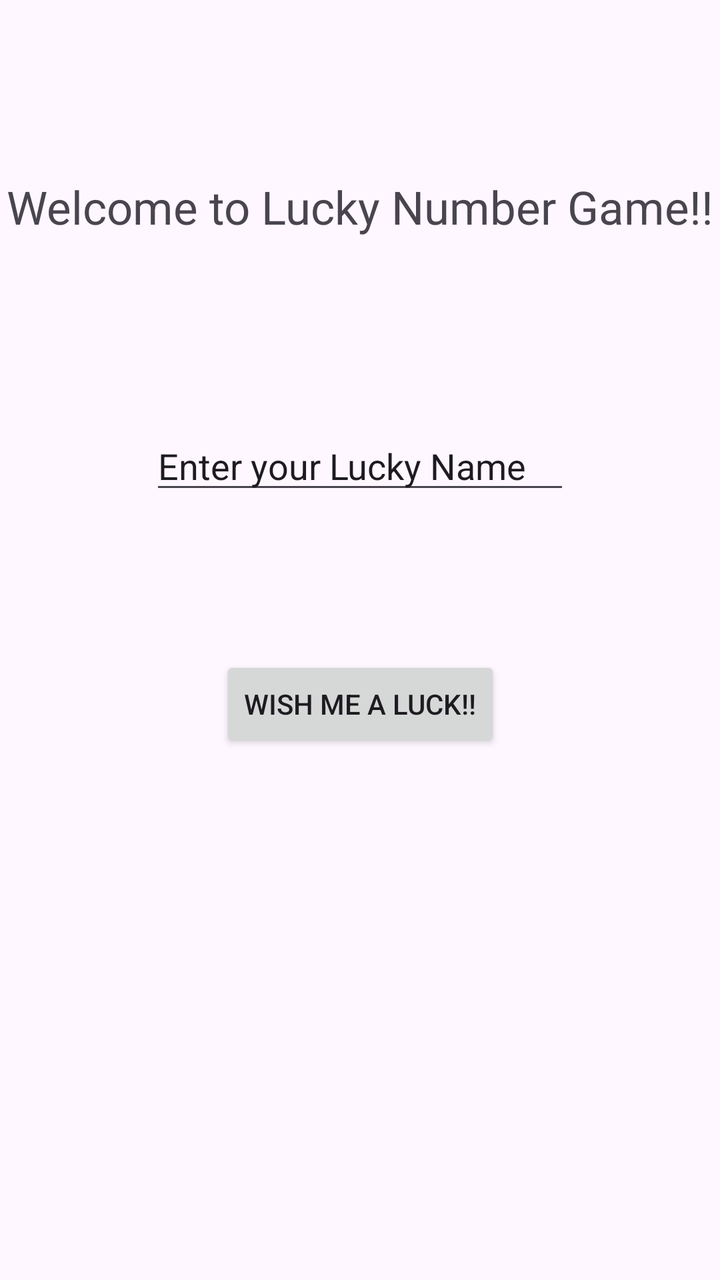
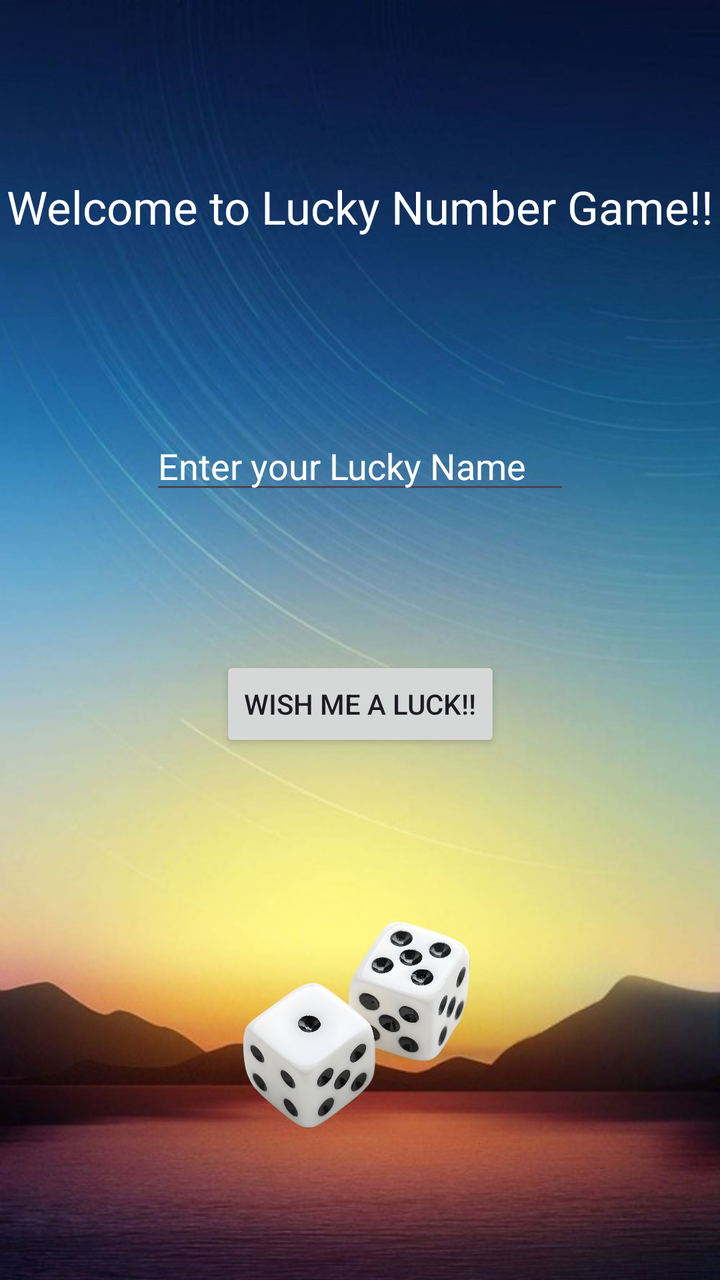

Screens rendered from an Android XML layout before and after an edit, with the pre-edit source and the edit as a unified diff.
<!-- AndroidManifest.xml: application theme Theme.App_life_cycle -->
<!-- res/layout/activity_lucky_num.xml -->
<?xml version="1.0" encoding="utf-8"?>
<androidx.constraintlayout.widget.ConstraintLayout xmlns:android="http://schemas.android.com/apk/res/android"
    xmlns:app="http://schemas.android.com/apk/res-auto"
    xmlns:tools="http://schemas.android.com/tools"
    android:id="@+id/main"
    android:layout_width="match_parent"
    android:layout_height="match_parent"
    tools:context=".LuckyNumActivity">

    <TextView
        android:id="@+id/textView"
        android:layout_width="wrap_content"
        android:layout_height="wrap_content"
        android:layout_marginTop="88dp"
        android:text="Welcome to Lucky Number Game!!"
        android:textSize="23dp"
        app:layout_constraintEnd_toEndOf="parent"
        app:layout_constraintHorizontal_bias="0.491"
        app:layout_constraintStart_toStartOf="parent"
        app:layout_constraintTop_toTopOf="parent" />

    <EditText
        android:id="@+id/editluckyname"
        android:layout_width="wrap_content"
        android:layout_height="wrap_content"
        android:layout_marginTop="92dp"
        android:ems="10"
        android:inputType="text"
        android:text="Enter your Lucky Name"
        app:layout_constraintEnd_toEndOf="@+id/textView"
        app:layout_constraintStart_toStartOf="@+id/textView"
        app:layout_constraintTop_toBottomOf="@+id/textView" />

    <Button
        android:id="@+id/button"
        android:layout_width="wrap_content"
        android:layout_height="wrap_content"
        android:layout_marginBottom="264dp"
        android:text="Wish me a luck!!"
        app:layout_constraintBottom_toBottomOf="parent"
        app:layout_constraintEnd_toEndOf="@+id/textView"
        app:layout_constraintStart_toStartOf="@+id/textView" />


</androidx.constraintlayout.widget.ConstraintLayout>
<!-- resources referenced by this layout -->
<resources>
  <style name="Theme.App_life_cycle" parent="android:Theme.Material.Light.NoActionBar" />
</resources>

<!-- the commit's change to res/layout/activity_lucky_num.xml (unified diff, before → after) -->
@@ -5,6 +5,7 @@
     android:id="@+id/main"
     android:layout_width="match_parent"
     android:layout_height="match_parent"
+    android:background="@drawable/first"
     tools:context=".LuckyNumActivity">
 
     <TextView
@@ -14,6 +15,7 @@
         android:layout_marginTop="88dp"
         android:text="Welcome to Lucky Number Game!!"
         android:textSize="23dp"
+        android:textColor="@color/white"
         app:layout_constraintEnd_toEndOf="parent"
         app:layout_constraintHorizontal_bias="0.491"
         app:layout_constraintStart_toStartOf="parent"
@@ -26,7 +28,8 @@
         android:layout_marginTop="92dp"
         android:ems="10"
         android:inputType="text"
-        android:text="Enter your Lucky Name"
+        android:textColorHint="@color/white"
+        android:hint="Enter your Lucky Name"
         app:layout_constraintEnd_toEndOf="@+id/textView"
         app:layout_constraintStart_toStartOf="@+id/textView"
         app:layout_constraintTop_toBottomOf="@+id/textView" />
@@ -41,5 +44,16 @@
         app:layout_constraintEnd_toEndOf="@+id/textView"
         app:layout_constraintStart_toStartOf="@+id/textView" />
 
+    <ImageView
+        android:id="@+id/imageViw"
+        android:layout_width="243dp"
+        android:layout_height="153dp"
+        android:layout_marginBottom="52dp"
+        android:src="@drawable/dicee"
+        app:layout_constraintBottom_toBottomOf="parent"
+        app:layout_constraintEnd_toEndOf="@+id/button"
+        app:layout_constraintHorizontal_bias="0.52"
+        app:layout_constraintStart_toStartOf="@+id/button" />
+
 
 </androidx.constraintlayout.widget.ConstraintLayout>
<!-- resource entries referenced after the edit -->
@@ -1,5 +1,8 @@
 <!-- resources referenced by this layout -->
 <resources>
+  <color name="white">#FFFFFFFF</color>
+  <!-- drawable dicee: webp bitmap (drawable, 677230 bytes) -->
+  <!-- drawable first: jpg bitmap (drawable, 49034 bytes) -->
   <style name="Theme.App_life_cycle" parent="android:Theme.Material.Light.NoActionBar" />
 </resources>
 
